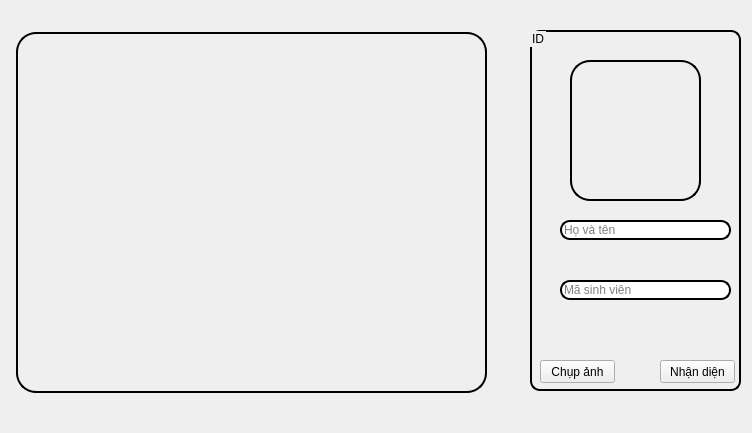
Above: ui/login.ui from thenamvn/diem_danh before the change. Below: the same form after it.
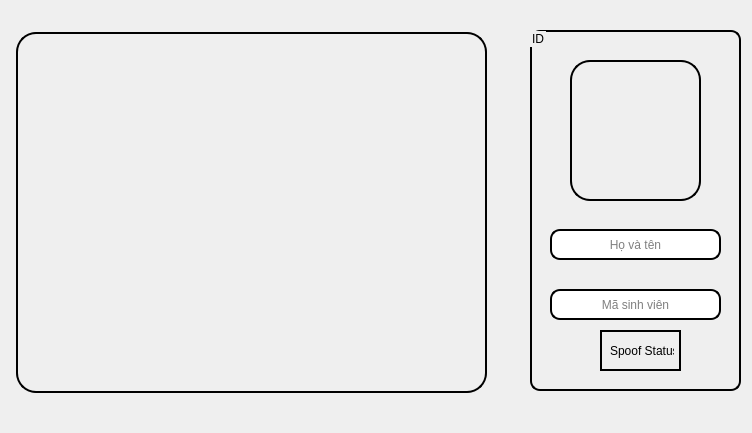
That is the form after the change. Icons and pictures are not drawn.

```diff
--- a/ui/login.ui
+++ b/ui/login.ui
@@ -32,32 +32,6 @@
     <property name="title">
      <string>ID</string>
     </property>
-    <widget class="QPushButton" name="pushButton">
-     <property name="geometry">
-      <rect>
-       <x>10</x>
-       <y>330</y>
-       <width>75</width>
-       <height>23</height>
-      </rect>
-     </property>
-     <property name="text">
-      <string>Chụp ảnh</string>
-     </property>
-    </widget>
-    <widget class="QPushButton" name="pushButton_2">
-     <property name="geometry">
-      <rect>
-       <x>130</x>
-       <y>330</y>
-       <width>75</width>
-       <height>23</height>
-      </rect>
-     </property>
-     <property name="text">
-      <string>Nhận diện</string>
-     </property>
-    </widget>
     <widget class="QLabel" name="label">
      <property name="geometry">
       <rect>
@@ -89,10 +63,10 @@
     <widget class="QLineEdit" name="lineEdit">
      <property name="geometry">
       <rect>
-       <x>30</x>
-       <y>190</y>
+       <x>20</x>
+       <y>199</y>
        <width>171</width>
-       <height>20</height>
+       <height>31</height>
       </rect>
      </property>
      <property name="styleSheet">
@@ -103,8 +77,11 @@
 }
 </string>
      </property>
+     <property name="alignment">
+      <set>Qt::AlignmentFlag::AlignCenter</set>
+     </property>
      <property name="readOnly">
-      <bool>false</bool>
+      <bool>true</bool>
      </property>
      <property name="placeholderText">
       <string>Họ và tên</string>
@@ -116,10 +93,10 @@
     <widget class="QLineEdit" name="lineEdit_2">
      <property name="geometry">
       <rect>
-       <x>30</x>
-       <y>250</y>
+       <x>20</x>
+       <y>259</y>
        <width>171</width>
-       <height>20</height>
+       <height>31</height>
       </rect>
      </property>
      <property name="styleSheet">
@@ -130,10 +107,35 @@
 }
 </string>
      </property>
+     <property name="alignment">
+      <set>Qt::AlignmentFlag::AlignCenter</set>
+     </property>
+     <property name="readOnly">
+      <bool>true</bool>
+     </property>
      <property name="placeholderText">
       <string>Mã sinh viên</string>
      </property>
     </widget>
+    <widget class="QLabel" name="label_3">
+     <property name="geometry">
+      <rect>
+       <x>70</x>
+       <y>300</y>
+       <width>81</width>
+       <height>41</height>
+      </rect>
+     </property>
+     <property name="styleSheet">
+      <string notr="true">QLabel {
+	border: 2px solid black;
+	padding: 5px;
+}</string>
+     </property>
+     <property name="text">
+      <string>Spoof Status</string>
+     </property>
+    </widget>
    </widget>
    <widget class="QLabel" name="label_2">
     <property name="geometry">
```
Left out of the diff: 4 changed lines with no effect on the pictures.
